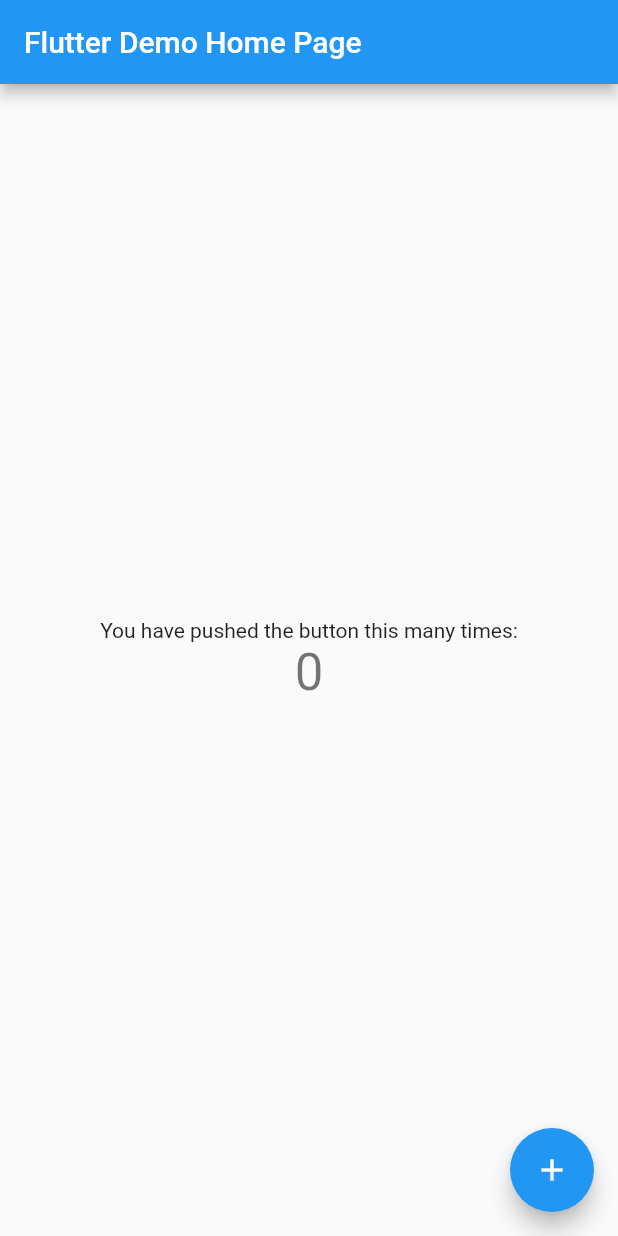
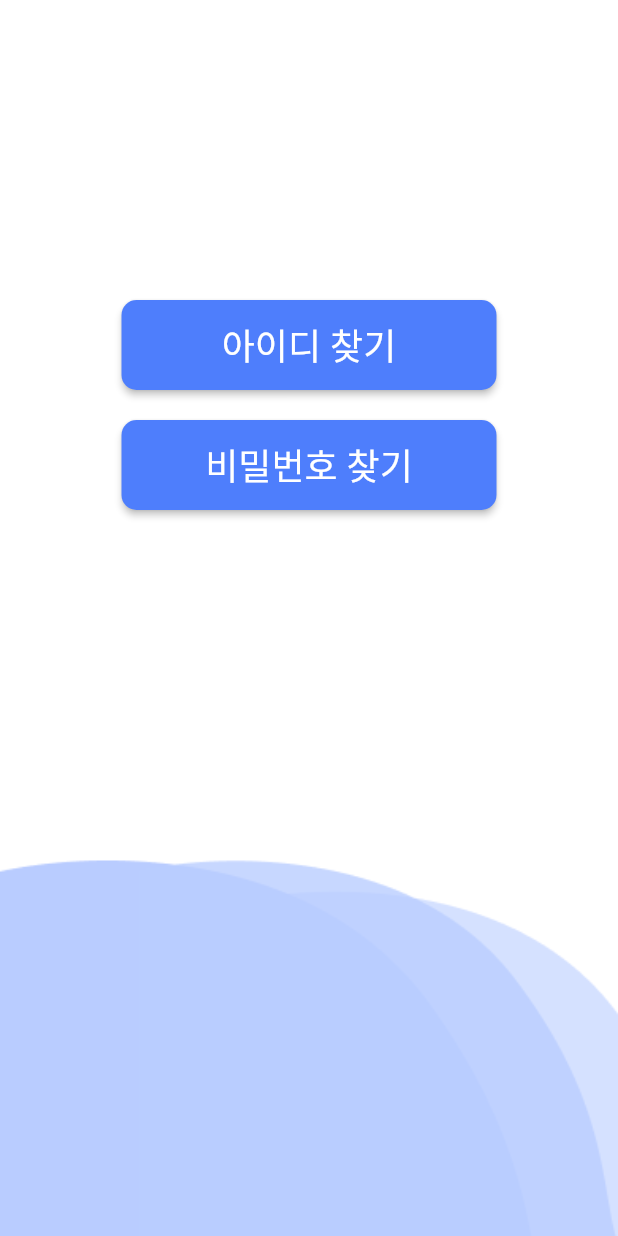
Before and after one commit to Smart-Beacon/HCS-Beacon, a Flutter app: the screen it shows after launch, on a phone screen of 412 x 824 dp. Run offline on Flutter 3.47's test engine with Material 2 defaults, Android fonts, the phone set to English and light mode, and no system bars.

Commit message:
Add account finding view

```diff
--- a/App/lib/main.dart
+++ b/App/lib/main.dart
@@ -1,115 +1,23 @@
 import 'package:flutter/material.dart';
+import 'package:smart_beacon_customer_app/screen_find_account.dart';
+import 'package:smart_beacon_customer_app/screen_find_id.dart';
+import 'package:smart_beacon_customer_app/screen_find_pw.dart';
 
-void main() {
-  runApp(const MyApp());
-}
+void main() => runApp(const MyApp());
 
 class MyApp extends StatelessWidget {
   const MyApp({Key? key}) : super(key: key);
 
-  // This widget is the root of your application.
   @override
   Widget build(BuildContext context) {
     return MaterialApp(
-      title: 'Flutter Demo',
-      theme: ThemeData(
-        // This is the theme of your application.
-        //
-        // Try running your application with "flutter run". You'll see the
-        // application has a blue toolbar. Then, without quitting the app, try
-        // changing the primarySwatch below to Colors.green and then invoke
-        // "hot reload" (press "r" in the console where you ran "flutter run",
-        // or simply save your changes to "hot reload" in a Flutter IDE).
-        // Notice that the counter didn't reset back to zero; the application
-        // is not restarted.
-        primarySwatch: Colors.blue,
-      ),
-      home: const MyHomePage(title: 'Flutter Demo Home Page'),
+      debugShowCheckedModeBanner: false,
+      initialRoute: '/',
+      routes: {
+        '/': (context) => const AccountFindingPage(),
+        '/findId': (context) => const FindIdPage(),
+        '/findPw': (context) => const FindPwPage()
+      },
     );
   }
 }
-
-class MyHomePage extends StatefulWidget {
-  const MyHomePage({Key? key, required this.title}) : super(key: key);
-
-  // This widget is the home page of your application. It is stateful, meaning
-  // that it has a State object (defined below) that contains fields that affect
-  // how it looks.
-
-  // This class is the configuration for the state. It holds the values (in this
-  // case the title) provided by the parent (in this case the App widget) and
-  // used by the build method of the State. Fields in a Widget subclass are
-  // always marked "final".
-
-  final String title;
-
-  @override
-  State<MyHomePage> createState() => _MyHomePageState();
-}
-
-class _MyHomePageState extends State<MyHomePage> {
-  int _counter = 0;
-
-  void _incrementCounter() {
-    setState(() {
-      // This call to setState tells the Flutter framework that something has
-      // changed in this State, which causes it to rerun the build method below
-      // so that the display can reflect the updated values. If we changed
-      // _counter without calling setState(), then the build method would not be
-      // called again, and so nothing would appear to happen.
-      _counter++;
-    });
-  }
-
-  @override
-  Widget build(BuildContext context) {
-    // This method is rerun every time setState is called, for instance as done
-    // by the _incrementCounter method above.
-    //
-    // The Flutter framework has been optimized to make rerunning build methods
-    // fast, so that you can just rebuild anything that needs updating rather
-    // than having to individually change instances of widgets.
-    return Scaffold(
-      appBar: AppBar(
-        // Here we take the value from the MyHomePage object that was created by
-        // the App.build method, and use it to set our appbar title.
-        title: Text(widget.title),
-      ),
-      body: Center(
-        // Center is a layout widget. It takes a single child and positions it
-        // in the middle of the parent.
-        child: Column(
-          // Column is also a layout widget. It takes a list of children and
-          // arranges them vertically. By default, it sizes itself to fit its
-          // children horizontally, and tries to be as tall as its parent.
-          //
-          // Invoke "debug painting" (press "p" in the console, choose the
-          // "Toggle Debug Paint" action from the Flutter Inspector in Android
-          // Studio, or the "Toggle Debug Paint" command in Visual Studio Code)
-          // to see the wireframe for each widget.
-          //
-          // Column has various properties to control how it sizes itself and
-          // how it positions its children. Here we use mainAxisAlignment to
-          // center the children vertically; the main axis here is the vertical
-          // axis because Columns are vertical (the cross axis would be
-          // horizontal).
-          mainAxisAlignment: MainAxisAlignment.center,
-          children: <Widget>[
-            const Text(
-              'You have pushed the button this many times:',
-            ),
-            Text(
-              '$_counter',
-              style: Theme.of(context).textTheme.headline4,
-            ),
-          ],
-        ),
-      ),
-      floatingActionButton: FloatingActionButton(
-        onPressed: _incrementCounter,
-        tooltip: 'Increment',
-        child: const Icon(Icons.add),
-      ), // This trailing comma makes auto-formatting nicer for build methods.
-    );
-  }
-}
--- /dev/null
+++ b/App/lib/screen_find_account.dart
@@ -0,0 +1,80 @@
+import 'package:flutter/material.dart';
+
+class AccountFindingPage extends StatelessWidget {
+  const AccountFindingPage({Key? key}) : super(key: key);
+
+  @override
+  Widget build(BuildContext context) {
+    return Container(
+      decoration: const BoxDecoration(
+          image: DecorationImage(
+        fit: BoxFit.cover,
+        image: AssetImage('assets/background.png'),
+      )),
+      child: Scaffold(
+        backgroundColor: Colors.transparent,
+        body: Center(
+          child: Column(
+            children: const <Widget>[FindIdButton(), FindPwButton()],
+          ),
+        ),
+      ),
+    );
+  }
+}
+
+//아이디 찾기 버튼
+class FindIdButton extends StatelessWidget {
+  const FindIdButton({Key? key}) : super(key: key);
+
+  @override
+  Widget build(BuildContext context) {
+    return Container(
+      margin: const EdgeInsets.only(top: 200),
+      width: 250,
+      height: 60,
+      child: ElevatedButton(
+        onPressed: () {
+          Navigator.pushNamed(context, '/findId');
+        },
+        style: ElevatedButton.styleFrom(
+          primary: const Color(0xFF4E7EFC),
+          shape:
+              RoundedRectangleBorder(borderRadius: BorderRadius.circular(10.0)),
+        ),
+        child: const Text(
+          '아이디 찾기',
+          style: TextStyle(fontSize: 24.0),
+        ),
+      ),
+    );
+  }
+}
+
+// 패스워드 찾기 버튼
+class FindPwButton extends StatelessWidget {
+  const FindPwButton({Key? key}) : super(key: key);
+
+  @override
+  Widget build(BuildContext context) {
+    return Container(
+      margin: const EdgeInsets.only(top: 20),
+      width: 250,
+      height: 60,
+      child: ElevatedButton(
+        onPressed: () {
+          Navigator.pushNamed(context, '/findPw');
+        },
+        style: ElevatedButton.styleFrom(
+          primary: const Color(0xFF4E7EFC),
+          shape:
+              RoundedRectangleBorder(borderRadius: BorderRadius.circular(10.0)),
+        ),
+        child: const Text(
+          '비밀번호 찾기',
+          style: TextStyle(fontSize: 24.0),
+        ),
+      ),
+    );
+  }
+}
--- a/App/pubspec.yaml
+++ b/App/pubspec.yaml
@@ -58,7 +58,8 @@ flutter:
   uses-material-design: true
 
   # To add assets to your application, add an assets section, like this:
-  # assets:
+  assets:
+    - assets/background.png
   #   - images/a_dot_burr.jpeg
   #   - images/a_dot_ham.jpeg
 
```
Also changed, not shown: App/lib/screen_find_id.dart (added, +76 -0 lines), App/lib/screen_find_pw.dart (added, +87 -0 lines), App/assets/background.png (added), App/assets/splash.png (added), 1 other file.
